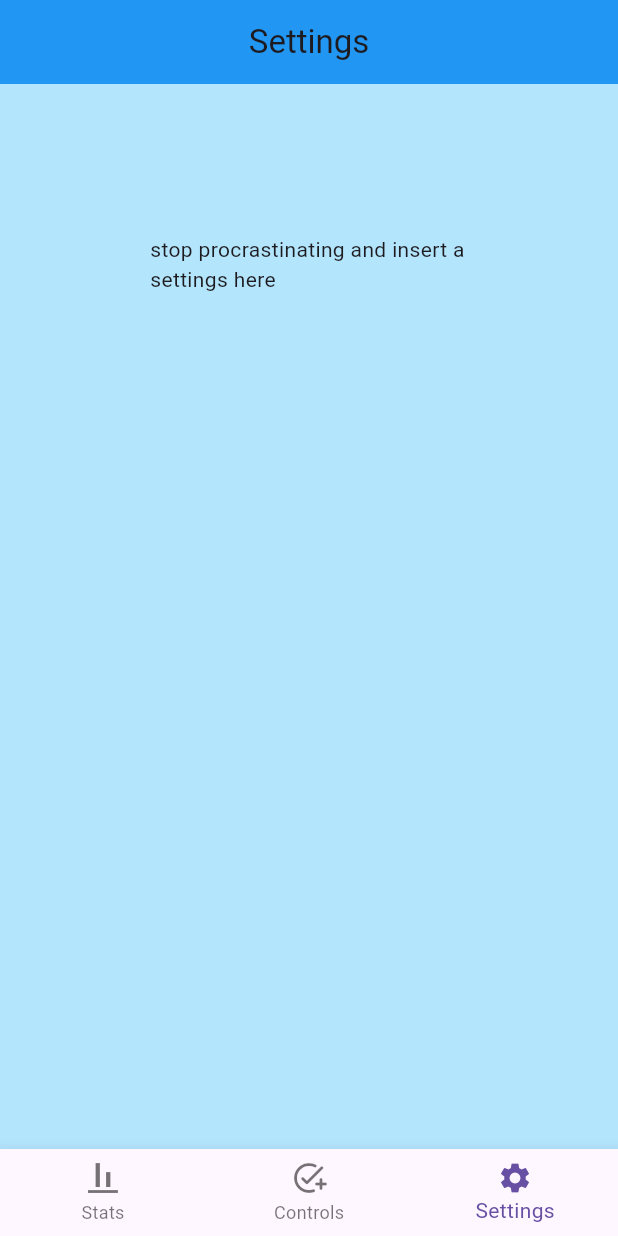
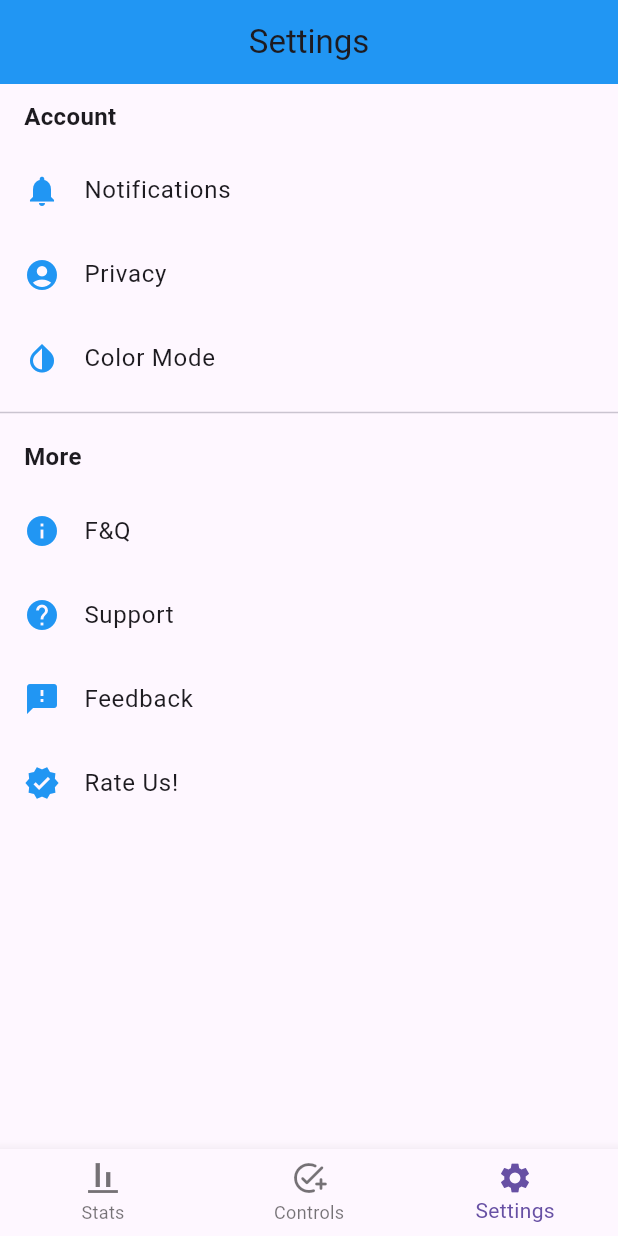
Before and after one commit to psethy2005/TimeGuard, a Flutter app: the screen it shows after launch, item 3 of the bottom bar chosen, on a phone screen of 412 x 824 dp. Run offline on Flutter 3.47's test engine with Material 3 defaults, Android fonts, the phone set to English and light mode, and no system bars.

Commit message:
Update settings.dart to have basic layout

```diff
--- a/lib/settings.dart
+++ b/lib/settings.dart
@@ -5,23 +5,78 @@ import 'package:flutter/material.dart';
 class SettingsContent extends StatelessWidget {
   const SettingsContent({super.key});
 
+  void _navigateToOption(BuildContext context, String option) {
+    Navigator.push(
+      context,
+      MaterialPageRoute(
+        builder: (context) => SettingsOptionScreen(option: option),
+      ),
+    );
+  }
+
   @override
   Widget build(BuildContext context) {
-      return
-      MaterialApp(
-        title: 'Settings',
-        home: Scaffold(
+    return Scaffold(
       appBar: AppBar(
         title: const Text('Settings'),
         centerTitle: true,
         backgroundColor: Colors.blue,
       ),
-          body: Container(
-            margin: const EdgeInsets.all(100),
-            child: const Text('stop procrastinating and insert a settings here')
+      body: ListView(
+        children: [
+          _buildSectionTitle('Account'),
+          _buildOptionTile(context, 'Notifications', Icons.notifications),
+          _buildOptionTile(context, 'Privacy', Icons.account_circle),
+          _buildOptionTile(context, 'Color Mode', Icons.invert_colors),
+
+          const Divider(),
+
+          _buildSectionTitle('More'),
+          _buildOptionTile(context, 'F&Q', Icons.info),
+          _buildOptionTile(context, 'Support', Icons.help),
+          _buildOptionTile(context, 'Feedback', Icons.feedback),
+          _buildOptionTile(context, 'Rate Us!', Icons.verified),
+        ],
       ),
-          backgroundColor: Colors.lightBlue[100],
-        )
+    );
+  }
+
+  Widget _buildSectionTitle(String title) {
+    return Padding(
+      padding: const EdgeInsets.symmetric(vertical: 10.0, horizontal: 16.0),
+      child: Text(
+        title,
+        style: const TextStyle(fontSize: 16, fontWeight: FontWeight.bold),
+      ),
+    );
+  }
+
+  Widget _buildOptionTile(BuildContext context, String option, IconData icon) {
+    return ListTile(
+      leading: Icon(icon, color: Colors.blue),
+      title: Text(option),
+      onTap: () => _navigateToOption(context, option),
+    );;
+  }
+}
+
+class SettingsOptionScreen extends StatelessWidget {
+  final String option;
+  const SettingsOptionScreen({super.key, required this.option});
+
+  @override
+  Widget build(BuildContext context) {
+    return Scaffold(
+      appBar: AppBar(
+        title: Text(option),
+        leading: IconButton(
+          icon: const Icon(Icons.arrow_back),
+          onPressed: () => Navigator.pop(context),
+        ),
+      ),
+      body: Center(
+        child: Text('Settings for $option', style: const TextStyle(fontSize: 18)),
+      ),
     );
   }
 }
```
Lines whose indentation alone changed are shown as unchanged.
